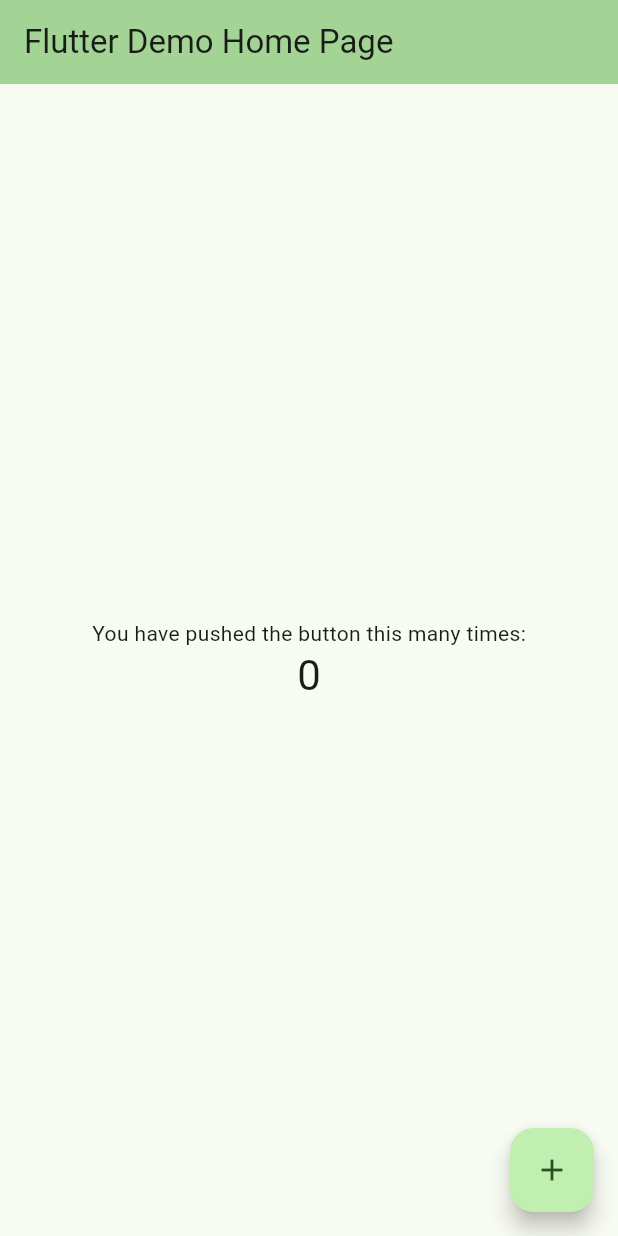
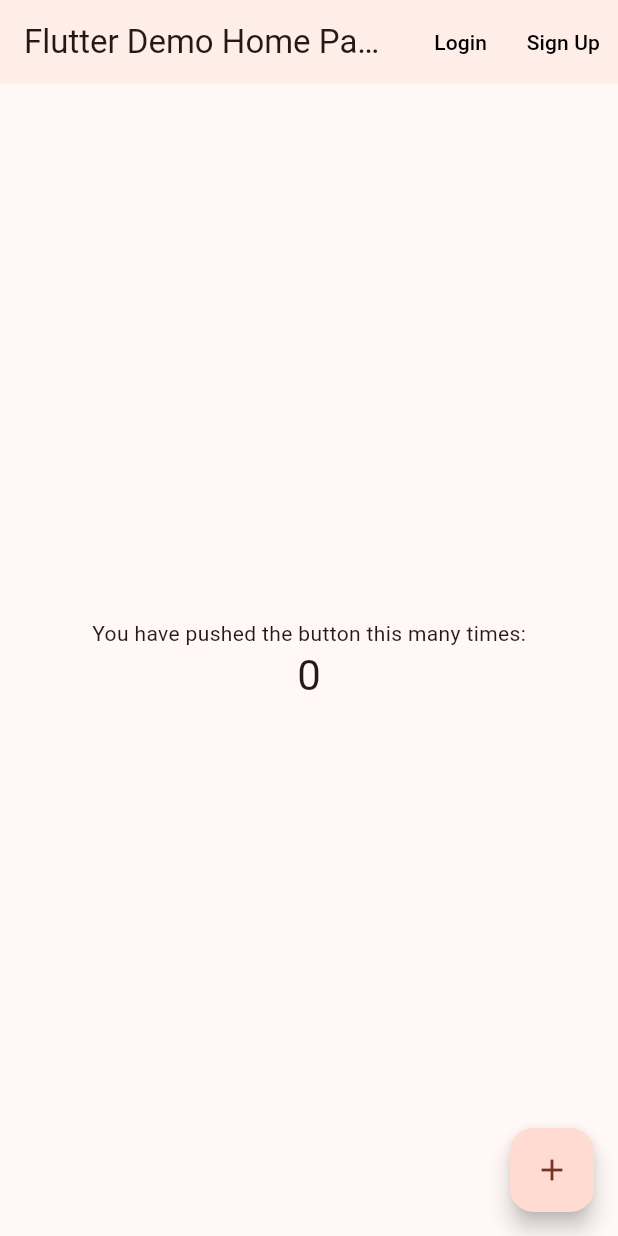
Before and after one commit to zohaibbukhari126/ChallengeZ, a Flutter app: the screen it shows after launch, on a phone screen of 412 x 824 dp. Run offline on Flutter 3.47's test engine with Material 3 defaults, Android fonts, the phone set to English and light mode, and no system bars; missing offline and left inert: country_list_pick.

```diff
--- a/lib/main.dart
+++ b/lib/main.dart
@@ -1,125 +1,6 @@
 import 'package:flutter/material.dart';
+import 'my_app.dart';
 
 void main() {
   runApp(const MyApp());
 }
-
-class MyApp extends StatelessWidget {
-  const MyApp({super.key});
-
-  // This widget is the root of your application.
-  @override
-  Widget build(BuildContext context) {
-    return MaterialApp(
-      title: 'Flutter Demo',
-      theme: ThemeData(
-        // This is the theme of your application.
-        //
-        // TRY THIS: Try running your application with "flutter run". You'll see
-        // the application has a purple toolbar. Then, without quitting the app,
-        // try changing the seedColor in the colorScheme below to Colors.green
-        // and then invoke "hot reload" (save your changes or press the "hot
-        // reload" button in a Flutter-supported IDE, or press "r" if you used
-        // the command line to start the app).
-        //
-        // Notice that the counter didn't reset back to zero; the application
-        // state is not lost during the reload. To reset the state, use hot
-        // restart instead.
-        //
-        // This works for code too, not just values: Most code changes can be
-        // tested with just a hot reload.
-        colorScheme: ColorScheme.fromSeed(seedColor: Color.fromRGBO(66, 179, 56, 1)),
-        useMaterial3: true,
-      ),
-      home: const MyHomePage(title: 'Flutter Demo Home Page'),
-    );
-  }
-}
-
-class MyHomePage extends StatefulWidget {
-  const MyHomePage({super.key, required this.title});
-
-  // This widget is the home page of your application. It is stateful, meaning
-  // that it has a State object (defined below) that contains fields that affect
-  // how it looks.
-
-  // This class is the configuration for the state. It holds the values (in this
-  // case the title) provided by the parent (in this case the App widget) and
-  // used by the build method of the State. Fields in a Widget subclass are
-  // always marked "final".
-
-  final String title;
-
-  @override
-  State<MyHomePage> createState() => _MyHomePageState();
-}
-
-class _MyHomePageState extends State<MyHomePage> {
-  int _counter = 0;
-
-  void _incrementCounter() {
-    setState(() {
-      // This call to setState tells the Flutter framework that something has
-      // changed in this State, which causes it to rerun the build method below
-      // so that the display can reflect the updated values. If we changed
-      // _counter without calling setState(), then the build method would not be
-      // called again, and so nothing would appear to happen.
-      _counter++;
-    });
-  }
-
-  @override
-  Widget build(BuildContext context) {
-    // This method is rerun every time setState is called, for instance as done
-    // by the _incrementCounter method above.
-    //
-    // The Flutter framework has been optimized to make rerunning build methods
-    // fast, so that you can just rebuild anything that needs updating rather
-    // than having to individually change instances of widgets.
-    return Scaffold(
-      appBar: AppBar(
-        // TRY THIS: Try changing the color here to a specific color (to
-        // Colors.amber, perhaps?) and trigger a hot reload to see the AppBar
-        // change color while the other colors stay the same.
-        backgroundColor: Theme.of(context).colorScheme.inversePrimary,
-        // Here we take the value from the MyHomePage object that was created by
-        // the App.build method, and use it to set our appbar title.
-        title: Text(widget.title),
-      ),
-      body: Center(
-        // Center is a layout widget. It takes a single child and positions it
-        // in the middle of the parent.
-        child: Column(
-          // Column is also a layout widget. It takes a list of children and
-          // arranges them vertically. By default, it sizes itself to fit its
-          // children horizontally, and tries to be as tall as its parent.
-          //
-          // Column has various properties to control how it sizes itself and
-          // how it positions its children. Here we use mainAxisAlignment to
-          // center the children vertically; the main axis here is the vertical
-          // axis because Columns are vertical (the cross axis would be
-          // horizontal).
-          //
-          // TRY THIS: Invoke "debug painting" (choose the "Toggle Debug Paint"
-          // action in the IDE, or press "p" in the console), to see the
-          // wireframe for each widget.
-          mainAxisAlignment: MainAxisAlignment.center,
-          children: <Widget>[
-            const Text(
-              'You have pushed the button this many times:',
-            ),
-            Text(
-              '$_counter',
-              style: Theme.of(context).textTheme.headlineMedium,
-            ),
-          ],
-        ),
-      ),
-      floatingActionButton: FloatingActionButton(
-        onPressed: _incrementCounter,
-        tooltip: 'Increment',
-        child: const Icon(Icons.add),
-      ), // This trailing comma makes auto-formatting nicer for build methods.
-    );
-  }
-}
--- /dev/null
+++ b/lib/my_app.dart
@@ -0,0 +1,17 @@
+import 'package:flutter/material.dart';
+import 'my_home_page.dart';
+
+class MyApp extends StatelessWidget {
+  const MyApp({super.key});
+  @override
+  Widget build(BuildContext context) {
+    return MaterialApp(
+      title: 'Challenge Z',
+      theme: ThemeData(
+        colorScheme: ColorScheme.fromSeed(seedColor: const Color.fromRGBO(243, 100, 56, 1)),
+        useMaterial3: true,
+      ),
+      home: const MyHomePage(title: 'Flutter Demo Home Page'),
+    );
+  }
+}
--- /dev/null
+++ b/lib/my_home_page.dart
@@ -0,0 +1,68 @@
+import 'package:flutter/material.dart';
+import 'login_page.dart';
+import 'sign_up_page.dart';
+
+class MyHomePage extends StatefulWidget {
+  const MyHomePage({super.key, required this.title});
+  final String title;
+
+  @override
+  State<MyHomePage> createState() => _MyHomePageState();
+}
+
+class _MyHomePageState extends State<MyHomePage> {
+  int _counter = 0;
+
+  void _incrementCounter() {
+    setState(() {
+      _counter++;
+    });
+  }
+
+  @override
+  Widget build(BuildContext context) {
+    return Scaffold(
+      appBar: AppBar(
+        backgroundColor: Theme.of(context).colorScheme.onInverseSurface,
+        title: Text(widget.title),
+        actions: <Widget>[
+          TextButton(
+            onPressed: () {
+              Navigator.push(
+                context,
+                MaterialPageRoute(builder: (context) => const LoginPage()),
+              );
+            },
+            child: const Text('Login', style: TextStyle(color: Colors.black)),
+          ),
+          TextButton(
+            onPressed: () {
+              Navigator.push(
+                context,
+                MaterialPageRoute(builder: (context) => const SignUpPage()),
+              );
+            },
+            child: const Text('Sign Up', style: TextStyle(color: Colors.black)),
+          ),
+        ],
+      ),
+      body: Center(
+        child: Column(
+          mainAxisAlignment: MainAxisAlignment.center,
+          children: <Widget>[
+            const Text('You have pushed the button this many times:'),
+            Text(
+              '$_counter',
+              style: Theme.of(context).textTheme.headlineMedium,
+            ),
+          ],
+        ),
+      ),
+      floatingActionButton: FloatingActionButton(
+        onPressed: _incrementCounter,
+        tooltip: 'Increment',
+        child: const Icon(Icons.add),
+      ),
+    );
+  }
+}
```
Also changed, not shown: lib/login_page.dart (added, +114 -0 lines), lib/sign_up_page.dart (added, +17 -0 lines), pubspec.yaml (+3 -68 lines).
